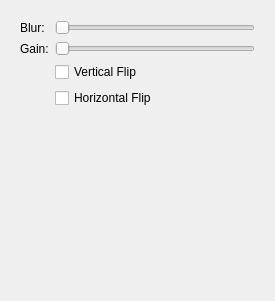
mcharmas/TouchTracer, file Modules/modulefilterssettings.ui: the form before one commit.
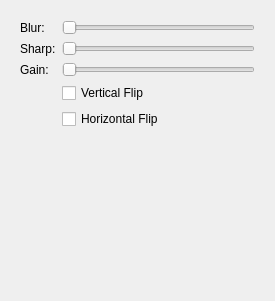
The form after the commit.

```diff
--- a/Modules/modulefilterssettings.ui
+++ b/Modules/modulefilterssettings.ui
@@ -31,14 +31,14 @@
         </property>
        </widget>
       </item>
-      <item row="1" column="0">
+      <item row="2" column="0">
        <widget class="QLabel" name="label_2">
         <property name="text">
          <string>Gain:</string>
         </property>
        </widget>
       </item>
-      <item row="1" column="1">
+      <item row="2" column="1">
        <widget class="QSlider" name="gainSlider">
         <property name="minimum">
          <number>100</number>
@@ -51,20 +51,34 @@
         </property>
        </widget>
       </item>
-      <item row="4" column="1">
+      <item row="5" column="1">
        <widget class="QCheckBox" name="verticalFlipCheck">
         <property name="text">
          <string>Vertical Flip</string>
         </property>
        </widget>
       </item>
-      <item row="5" column="1">
+      <item row="6" column="1">
        <widget class="QCheckBox" name="horizontalFlipCheck">
         <property name="text">
          <string>Horizontal Flip</string>
         </property>
        </widget>
       </item>
+      <item row="1" column="0">
+       <widget class="QLabel" name="label_3">
+        <property name="text">
+         <string>Sharp:</string>
+        </property>
+       </widget>
+      </item>
+      <item row="1" column="1">
+       <widget class="QSlider" name="sharpSlider">
+        <property name="orientation">
+         <enum>Qt::Horizontal</enum>
+        </property>
+       </widget>
+      </item>
      </layout>
     </widget>
    </item>
```
